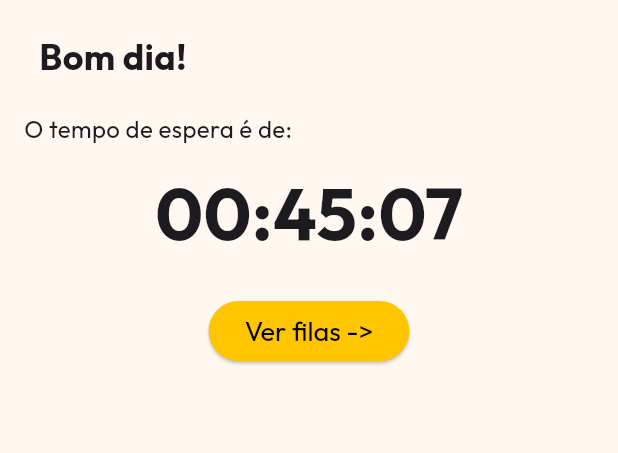
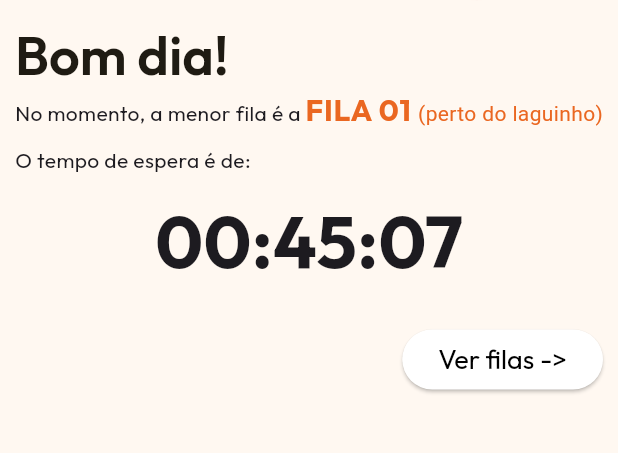
Before and after one commit to ErickBrth/RU-Online, a Flutter app: the screen it shows after launch, after a tap on "Enter", on a phone screen of 412 x 824 dp, the part 143-596 px from its top. Run offline on Flutter 3.47's test engine with Material 3 defaults, Android fonts, the phone set to English and light mode, and no system bars; our stand-ins replace flutter_svg, from_css_color, go_router, google_fonts.

Commit message:
feat: add queue time

```diff
--- a/ru_online/lib/main.dart
+++ b/ru_online/lib/main.dart
@@ -15,7 +15,6 @@ class MyApp extends StatelessWidget {
     return MaterialApp.router(
       title: 'Ru Online',
       debugShowCheckedModeBanner: false,
-
       theme: ThemeData(
         colorScheme: ColorScheme.fromSeed(seedColor: fromCssColor("#FFC600")),
         textTheme: GoogleFonts.outfitTextTheme(
@@ -29,24 +28,28 @@ class MyApp extends StatelessWidget {
                   color: Colors.white,
                   fontSize: 12,
                 ),
+                displaySmall: GoogleFonts.outfit(
+                  fontWeight: FontWeight.w600,
+                  fontSize: 36,
+                ),
+                bodyLarge: GoogleFonts.outfit(
+                  fontWeight: FontWeight.bold,
+                  fontSize: 20,
+                  color: fromCssColor("#EA6721"),
+                ),
               ),
         ),
         elevatedButtonTheme: ElevatedButtonThemeData(
           style: ElevatedButton.styleFrom(
               backgroundColor: fromCssColor("#FFC600"),
               foregroundColor: Colors.black,
-            textStyle: GoogleFonts.outfit(
-              fontSize: 18
-            )
-          ),
+              textStyle: GoogleFonts.outfit(fontSize: 18)),
         ),
         useMaterial3: true,
       ),
-
       routerDelegate: routes.routerDelegate,
       routeInformationParser: routes.routeInformationParser,
       routeInformationProvider: routes.routeInformationProvider,
-
     );
   }
 }
--- a/ru_online/lib/presentation/home/home.dart
+++ b/ru_online/lib/presentation/home/home.dart
@@ -1,4 +1,5 @@
 import 'package:flutter/material.dart';
+import 'package:from_css_color/from_css_color.dart';
 import 'package:ru_online/presentation/home/components/app_bar.dart';
 
 class Home extends StatefulWidget {
@@ -15,39 +16,45 @@ class _HomeState extends State<Home> {
       appBar: PreferredSize(
           preferredSize: Size.fromHeight(100), child: const App_Bar()),
       body: Padding(
-        padding: const EdgeInsets.all(16.0),
+        padding: const EdgeInsets.all(10.0),
         child: Column(
           crossAxisAlignment: CrossAxisAlignment.start,
           children: [
             Row(
               children: [
-                SizedBox(width: 10),
                 Column(
                   crossAxisAlignment: CrossAxisAlignment.start,
                   children: [
                     Text(
                       'Bom dia!',
-                      style: TextStyle(
-                        fontSize: 24,
-                        fontWeight: FontWeight.bold,
-                      ),
+                      style: Theme.of(context).textTheme.displaySmall,
                     ),
-                    // Text(
-                    //   'No momento, a menor fila é a FILA 01 (perto do laguinho)',
-                    //   style: TextStyle(
-                    //     fontSize: 16,
-                    //   ),
-                    // ),
+                    RichText(
+                        text: TextSpan(
+                          text: 'No momento, a menor fila é a ',
+                          style: Theme.of(context).textTheme.bodyMedium,
+                          children: <TextSpan>[
+                            TextSpan(
+                              text: 'FILA 01 ',
+                              style: Theme.of(context).textTheme.bodyLarge,
+                            ),
+                            TextSpan(
+                              text: '(perto do laguinho)',
+                              style: TextStyle(
+                                color: fromCssColor("#EA6721"),
+                              ),
+                            ),
+                          ],
+                        )
+                    )
                   ],
                 ),
               ],
             ),
-            SizedBox(height: 20),
+            SizedBox(height: 8),
             Text(
               'O tempo de espera é de:',
-              style: TextStyle(
-                fontSize: 16,
-              ),
+              style: Theme.of(context).textTheme.bodyMedium,
             ),
             SizedBox(height: 10),
             Center(
@@ -60,11 +67,17 @@ class _HomeState extends State<Home> {
               ),
             ),
             SizedBox(height: 20),
-            Center(
-              child: ElevatedButton(
-                onPressed: () {},
-                child: Text('Ver filas ->'),
-              ),
+            Row(
+              mainAxisAlignment: MainAxisAlignment.end,
+              children: [
+                ElevatedButton(
+                  style: ButtonStyle(
+                    backgroundColor: MaterialStatePropertyAll(Colors.white),
+                  ),
+                  onPressed: () {},
+                  child: Text('Ver filas ->'),
+                ),
+              ],
             ),
           ],
         ),
```
Lines whose indentation alone changed are shown as unchanged.
